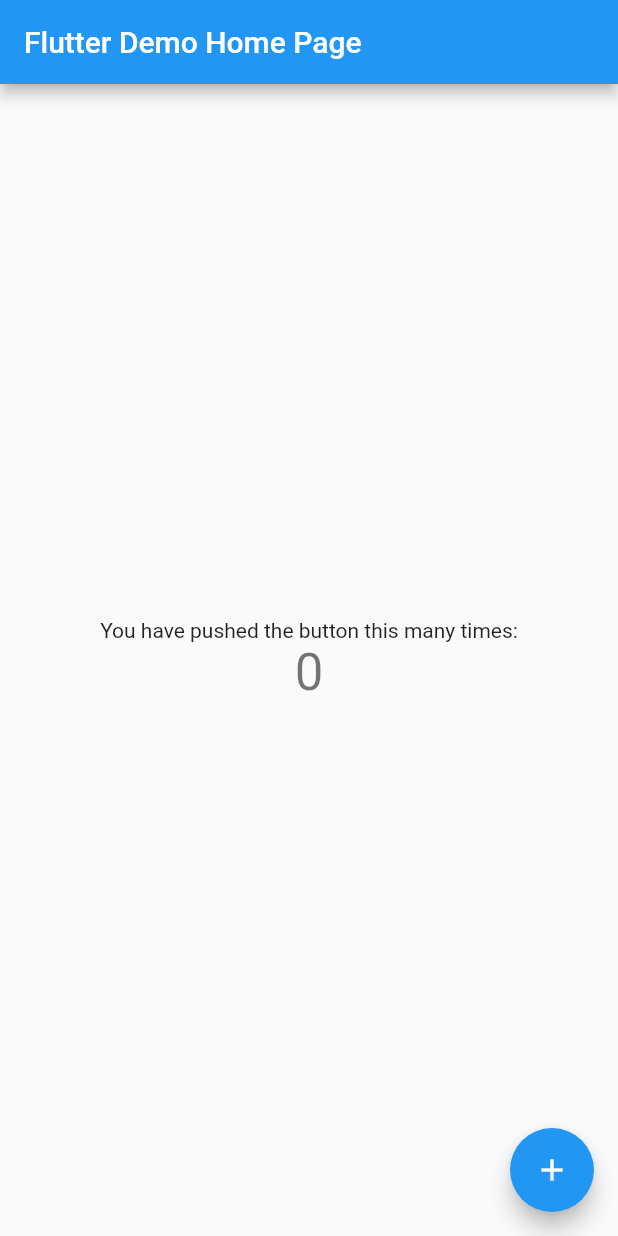
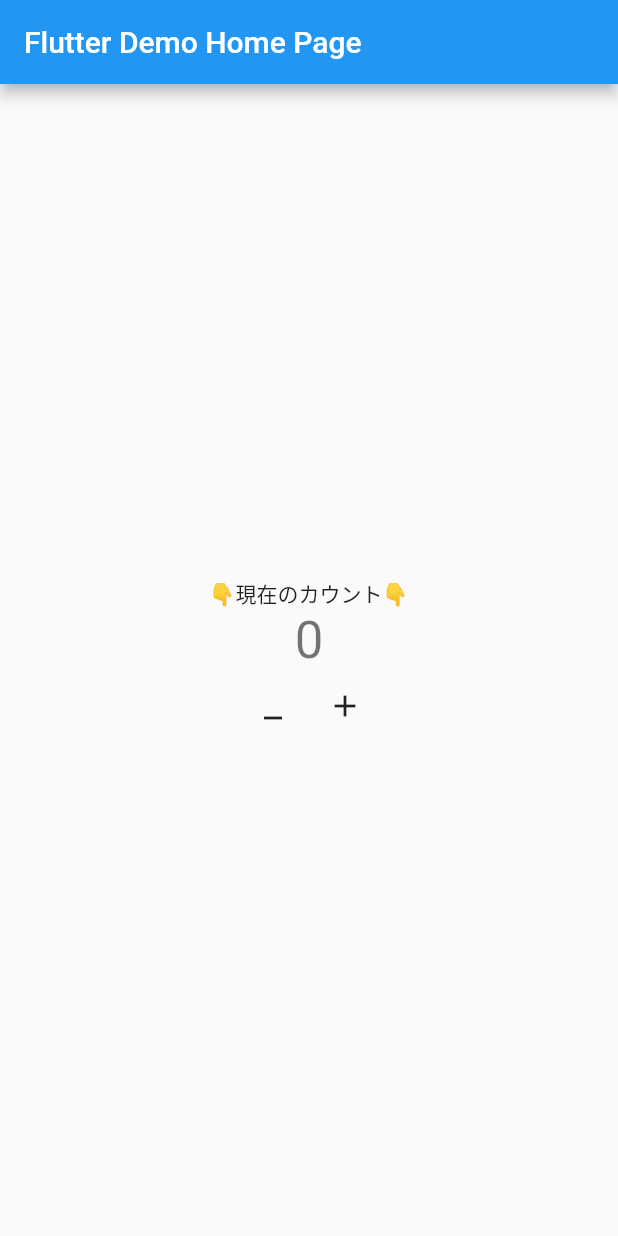
Before and after one commit to IshibaSeiko/git_demo, a Flutter app: the screen it shows after launch, on a phone screen of 412 x 824 dp. Run offline on Flutter 3.47's test engine with Material 2 defaults, Android fonts, the phone set to English and light mode, and no system bars.

Commit message:
PR作成研修 ゴール

```diff
--- /dev/null
+++ b/lib/int_helper.dart
@@ -0,0 +1,5 @@
+
+extension IntHelper on int {
+  int increment() => this + 1;
+  int decrement() => this - 1;
+}
--- a/lib/main.dart
+++ b/lib/main.dart
@@ -1,4 +1,5 @@
 import 'package:flutter/material.dart';
+import 'package:git_demo_app/int_helper.dart';
 
 void main() {
   runApp(const MyApp());
@@ -48,20 +49,30 @@ class _MyHomePageState extends State<MyHomePage> {
           mainAxisAlignment: MainAxisAlignment.center,
           children: <Widget>[
             const Text(
-              'You have pushed the button this many times:',
+              '👇現在のカウント👇',
             ),
             Text(
               '$_counter',
               style: Theme.of(context).textTheme.headline4,
             ),
+            Row(
+              mainAxisAlignment: MainAxisAlignment.center,
+              children: [
+                IconButton(
+                    onPressed: () => setState(() {
+                          _counter = _counter.decrement();
+                        }),
+                    icon: const Icon(Icons.minimize)),
+                IconButton(
+                    onPressed: () => setState(() {
+                          _counter = _counter.increment();
+                        }),
+                    icon: const Icon(Icons.add)),
+              ],
+            )
           ],
         ),
       ),
-      floatingActionButton: FloatingActionButton(
-        onPressed: _incrementCounter,
-        tooltip: 'Increment',
-        child: const Icon(Icons.add),
-      ), // This trailing comma makes auto-formatting nicer for build methods.
     );
   }
 }
```
